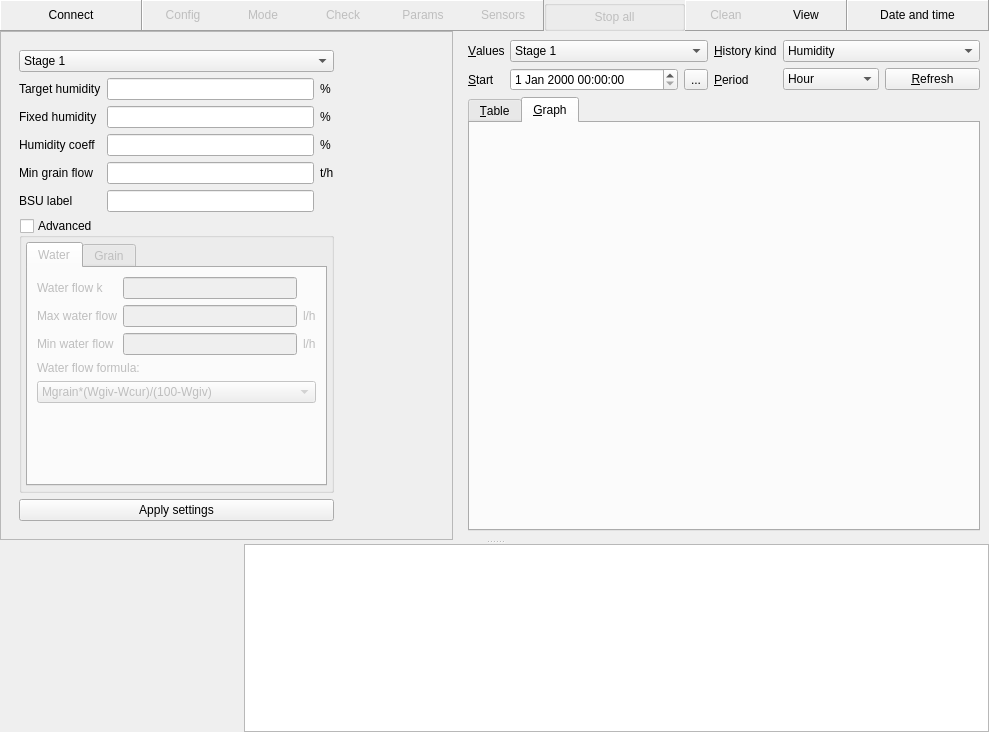
Qt form gui/mainwindow.ui (Shmuma/grain-watering) before a commit.
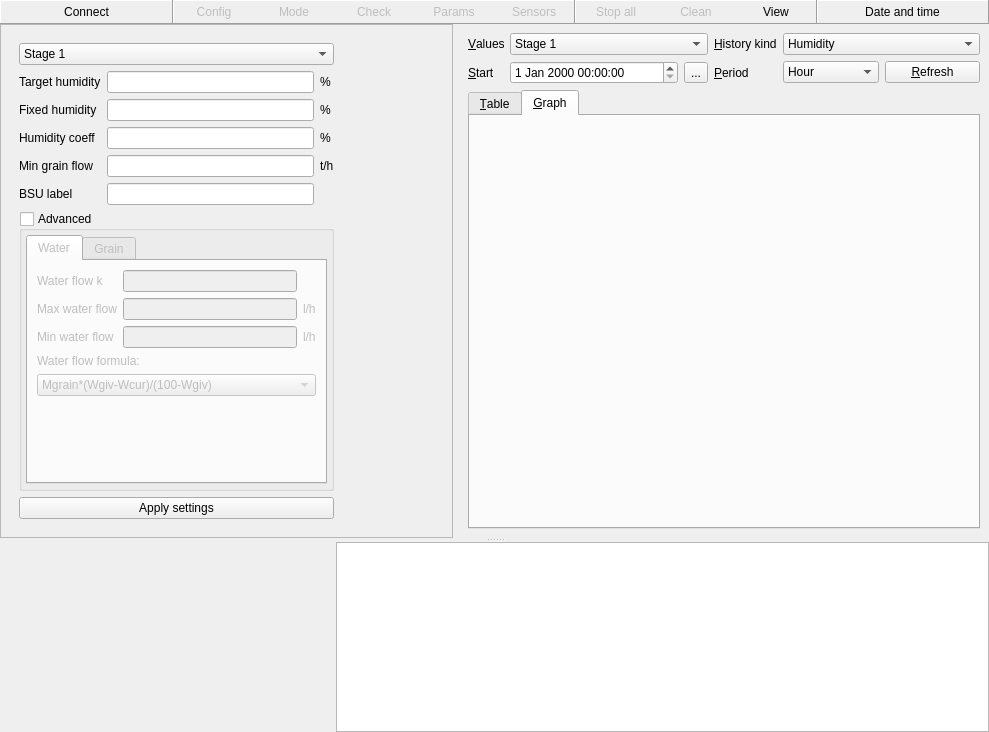
The same form after that commit. Custom widgets are drawn as their Qt base class.

Patch:
```diff
--- a/gui/mainwindow.ui
+++ b/gui/mainwindow.ui
@@ -155,9 +155,12 @@
       </widget>
      </item>
      <item>
-      <widget class="QGroupBox" name="groupBox" >
-       <property name="title" >
-        <string/>
+      <widget class="QFrame" name="frame_7" >
+       <property name="frameShape" >
+        <enum>QFrame::Panel</enum>
+       </property>
+       <property name="frameShadow" >
+        <enum>QFrame::Raised</enum>
        </property>
        <layout class="QHBoxLayout" >
         <property name="spacing" >
@@ -179,24 +182,6 @@
           </property>
          </widget>
         </item>
-       </layout>
-      </widget>
-     </item>
-     <item>
-      <widget class="QFrame" name="frame_7" >
-       <property name="frameShape" >
-        <enum>QFrame::Panel</enum>
-       </property>
-       <property name="frameShadow" >
-        <enum>QFrame::Raised</enum>
-       </property>
-       <layout class="QHBoxLayout" >
-        <property name="spacing" >
-         <number>0</number>
-        </property>
-        <property name="margin" >
-         <number>0</number>
-        </property>
         <item>
          <widget class="QPushButton" name="cleanButton" >
           <property name="enabled" >
@@ -791,8 +776,8 @@
               <rect>
                <x>0</x>
                <y>0</y>
-               <width>361</width>
-               <height>562</height>
+               <width>323</width>
+               <height>499</height>
               </rect>
              </property>
              <layout class="QVBoxLayout" name="verticalLayout" >
@@ -927,8 +912,8 @@
                      <rect>
                       <x>0</x>
                       <y>0</y>
-                      <width>327</width>
-                      <height>225</height>
+                      <width>285</width>
+                      <height>196</height>
                      </rect>
                     </property>
                     <attribute name="title" >
@@ -1562,8 +1547,8 @@
            <rect>
             <x>0</x>
             <y>0</y>
-            <width>546</width>
-            <height>584</height>
+            <width>526</width>
+            <height>513</height>
            </rect>
           </property>
           <layout class="QVBoxLayout" >
@@ -1809,18 +1794,23 @@
                <rect>
                 <x>0</x>
                 <y>0</y>
-                <width>524</width>
-                <height>454</height>
+                <width>506</width>
+                <height>403</height>
                </rect>
               </property>
               <attribute name="title" >
                <string>&amp;Graph</string>
               </attribute>
-              <layout class="QVBoxLayout" >
-               <item>
-                <widget class="QwtPlot" name="plot" />
-               </item>
-              </layout>
+              <widget class="QwtPlot" name="plot" >
+               <property name="geometry" >
+                <rect>
+                 <x>4</x>
+                 <y>4</y>
+                 <width>498</width>
+                 <height>395</height>
+                </rect>
+               </property>
+              </widget>
              </widget>
             </widget>
            </item>
@@ -1923,7 +1913,7 @@
             </property>
             <property name="minimumSize" >
              <size>
-              <width>220</width>
+              <width>312</width>
               <height>0</height>
              </size>
             </property>
```
Left out of the diff: 21 changed lines with no effect on the pictures.
